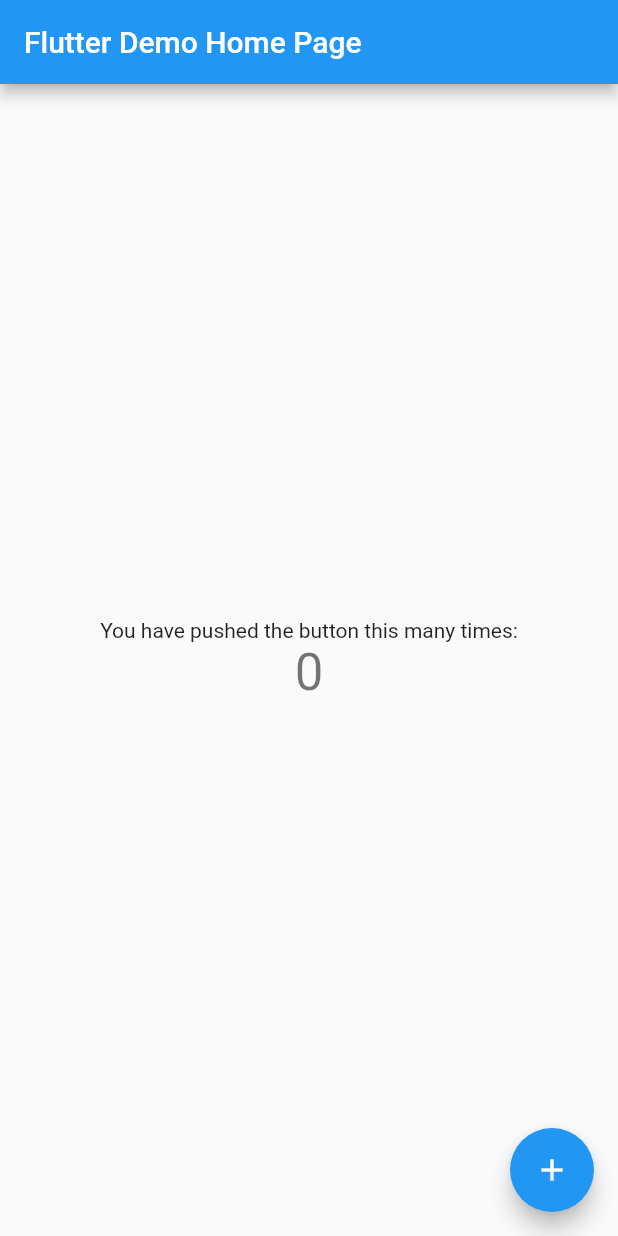
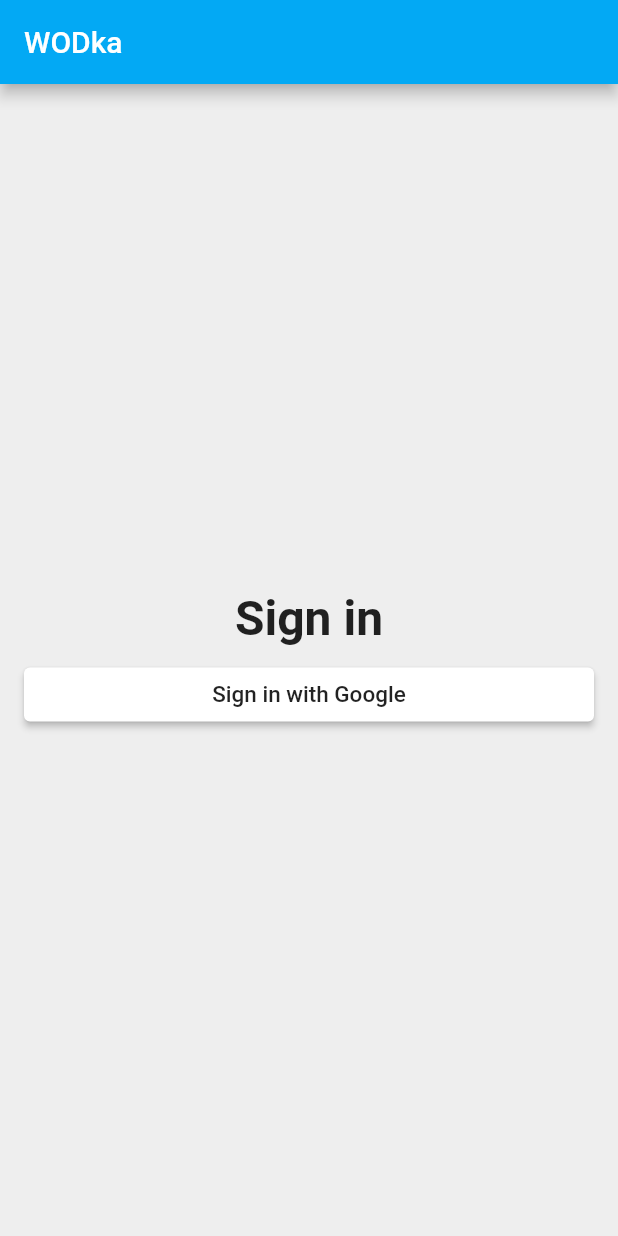
Before and after one commit to cyberian-coder/wodka, a Flutter app: the screen it shows after launch, on a phone screen of 412 x 824 dp. Run offline on Flutter 3.47's test engine with Material 2 defaults, Android fonts, the phone set to English and light mode, and no system bars.

Commit message:
Create SignIn page

```diff
--- /dev/null
+++ b/lib/app/sign_in/sign_in_page.dart
@@ -0,0 +1,53 @@
+import 'package:flutter/material.dart';
+import 'package:wodka/common_widgets/custom_raised_button.dart';
+
+class SignInPage extends StatelessWidget {
+  @override
+  Widget build(BuildContext context) {
+    return Scaffold(
+      appBar: AppBar(
+        title: Text(
+          'WODka',
+          style: TextStyle(
+            color: Colors.white,
+          ),
+        ),
+      ),
+      body: _buildContent(),
+      backgroundColor: Colors.grey[200],
+    );
+  }
+
+  Widget _buildContent() {
+    return Padding(
+      padding: const EdgeInsets.all(16.0),
+      child: Column(
+        mainAxisAlignment: MainAxisAlignment.center,
+        crossAxisAlignment: CrossAxisAlignment.stretch,
+        children: [
+          Text(
+            'Sign in',
+            textAlign: TextAlign.center,
+            style: TextStyle(
+              fontSize: 32.0,
+              fontWeight: FontWeight.w600,
+            ),
+          ),
+          SizedBox(height: 8.0),
+          CustomRaisedButton(
+            child: Text(
+              'Sign in with Google',
+              style: TextStyle(
+                color: Colors.black87,
+                fontSize: 15.0,
+              ),
+            ),
+            color: Colors.white,
+            borderRadius: 4.0,
+            onPressed: () {},
+          ),
+        ],
+      ),
+    );
+  }
+}
--- /dev/null
+++ b/lib/common_widgets/custom_raised_button.dart
@@ -0,0 +1,28 @@
+import 'package:flutter/material.dart';
+
+class CustomRaisedButton extends StatelessWidget {
+  CustomRaisedButton({
+    this.color,
+    this.borderRadius,
+    this.onPressed,
+    this.child,
+  });
+  final Widget child;
+  final Color color;
+  final double borderRadius;
+  final VoidCallback onPressed;
+
+  @override
+  Widget build(BuildContext context) {
+    return RaisedButton(
+      child: child,
+      color: color,
+      shape: RoundedRectangleBorder(
+        borderRadius: BorderRadius.all(
+          Radius.circular(borderRadius),
+        ),
+      ),
+      onPressed: onPressed,
+    );
+  }
+}
--- a/lib/main.dart
+++ b/lib/main.dart
@@ -1,117 +1,19 @@
 import 'package:flutter/material.dart';
+import 'package:wodka/app/sign_in/sign_in_page.dart';
 
 void main() {
   runApp(MyApp());
 }
 
 class MyApp extends StatelessWidget {
-  // This widget is the root of your application.
   @override
   Widget build(BuildContext context) {
     return MaterialApp(
-      title: 'Flutter Demo',
+      title: 'WODka',
       theme: ThemeData(
-        // This is the theme of your application.
-        //
-        // Try running your application with "flutter run". You'll see the
-        // application has a blue toolbar. Then, without quitting the app, try
-        // changing the primarySwatch below to Colors.green and then invoke
-        // "hot reload" (press "r" in the console where you ran "flutter run",
-        // or simply save your changes to "hot reload" in a Flutter IDE).
-        // Notice that the counter didn't reset back to zero; the application
-        // is not restarted.
-        primarySwatch: Colors.blue,
-        // This makes the visual density adapt to the platform that you run
-        // the app on. For desktop platforms, the controls will be smaller and
-        // closer together (more dense) than on mobile platforms.
-        visualDensity: VisualDensity.adaptivePlatformDensity,
+        primarySwatch: Colors.lightBlue,
       ),
-      home: MyHomePage(title: 'Flutter Demo Home Page'),
+      home: SignInPage(),
     );
   }
 }
-
-class MyHomePage extends StatefulWidget {
-  MyHomePage({Key key, this.title}) : super(key: key);
-
-  // This widget is the home page of your application. It is stateful, meaning
-  // that it has a State object (defined below) that contains fields that affect
-  // how it looks.
-
-  // This class is the configuration for the state. It holds the values (in this
-  // case the title) provided by the parent (in this case the App widget) and
-  // used by the build method of the State. Fields in a Widget subclass are
-  // always marked "final".
-
-  final String title;
-
-  @override
-  _MyHomePageState createState() => _MyHomePageState();
-}
-
-class _MyHomePageState extends State<MyHomePage> {
-  int _counter = 0;
-
-  void _incrementCounter() {
-    setState(() {
-      // This call to setState tells the Flutter framework that something has
-      // changed in this State, which causes it to rerun the build method below
-      // so that the display can reflect the updated values. If we changed
-      // _counter without calling setState(), then the build method would not be
-      // called again, and so nothing would appear to happen.
-      _counter++;
-    });
-  }
-
-  @override
-  Widget build(BuildContext context) {
-    // This method is rerun every time setState is called, for instance as done
-    // by the _incrementCounter method above.
-    //
-    // The Flutter framework has been optimized to make rerunning build methods
-    // fast, so that you can just rebuild anything that needs updating rather
-    // than having to individually change instances of widgets.
-    return Scaffold(
-      appBar: AppBar(
-        // Here we take the value from the MyHomePage object that was created by
-        // the App.build method, and use it to set our appbar title.
-        title: Text(widget.title),
-      ),
-      body: Center(
-        // Center is a layout widget. It takes a single child and positions it
-        // in the middle of the parent.
-        child: Column(
-          // Column is also a layout widget. It takes a list of children and
-          // arranges them vertically. By default, it sizes itself to fit its
-          // children horizontally, and tries to be as tall as its parent.
-          //
-          // Invoke "debug painting" (press "p" in the console, choose the
-          // "Toggle Debug Paint" action from the Flutter Inspector in Android
-          // Studio, or the "Toggle Debug Paint" command in Visual Studio Code)
-          // to see the wireframe for each widget.
-          //
-          // Column has various properties to control how it sizes itself and
-          // how it positions its children. Here we use mainAxisAlignment to
-          // center the children vertically; the main axis here is the vertical
-          // axis because Columns are vertical (the cross axis would be
-          // horizontal).
-          mainAxisAlignment: MainAxisAlignment.center,
-          children: <Widget>[
-            Text(
-              'You have pushed the button this many times:',
-            ),
-            Text(
-              '$_counter',
-              style: Theme.of(context).textTheme.headline4,
-            ),
-          ],
-        ),
-      ),
-      floatingActionButton: FloatingActionButton(
-        onPressed: _incrementCounter,
-        tooltip: 'Increment',
-        child: Icon(Icons.add),
-      ), // This trailing comma makes auto-formatting nicer for build methods.
-    );
-  }
-}
```
